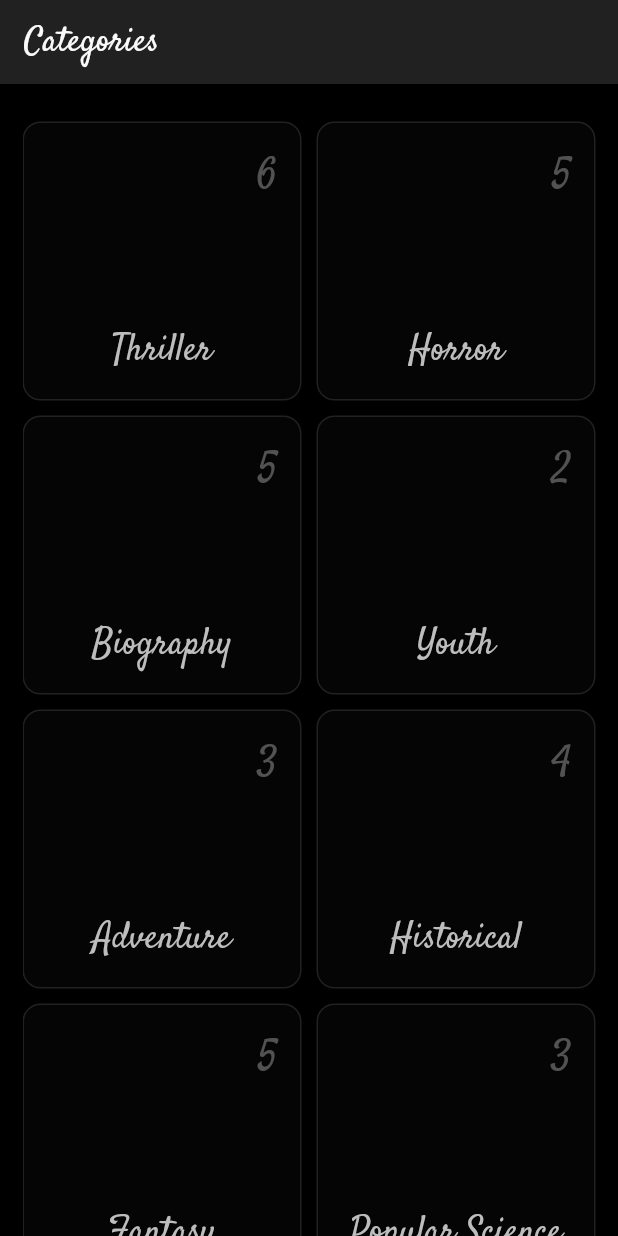
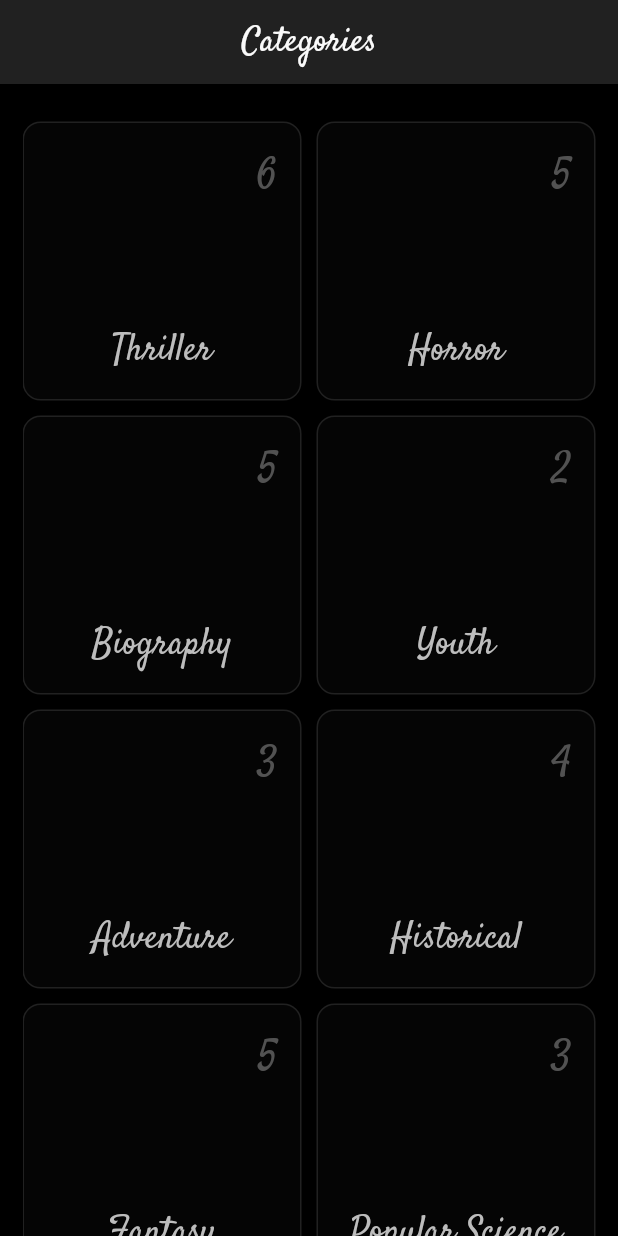
Before and after one commit to ravendi/simple-library, a Flutter app: the screen it shows after launch, on a phone screen of 412 x 824 dp. Run offline on Flutter 3.47's test engine with Material 2 defaults, Android fonts, the phone set to English and light mode, and no system bars; our stand-ins replace bloc, equatable, flutter_bloc, shared_preferences.

Commit message:
Android-related book list adjustments

```diff
--- a/simple_library/lib/screens/books/add_new_book.dart
+++ b/simple_library/lib/screens/books/add_new_book.dart
@@ -42,7 +42,7 @@ class AddNewBook extends StatelessWidget {
                     })
               ],
             ),
-            SizedBox(height: 30),
+            SizedBox(height: 70),
             TextFormField(
               controller: _textEditingController,
               autofocus: true,
@@ -50,7 +50,7 @@ class AddNewBook extends StatelessWidget {
                   hintText: 'Name of the book...', hintStyle: _textStyle),
               style: _textStyle,
             ),
-            SizedBox(height: 50)
+            SizedBox(height: 20)
           ],
         ),
       ),
--- a/simple_library/lib/screens/books/book_list.dart
+++ b/simple_library/lib/screens/books/book_list.dart
@@ -26,6 +26,7 @@ class _BookListState extends State<BookList> {
   Widget build(BuildContext context) {
     return Scaffold(
       appBar: AppBar(
+        centerTitle: true,
         backgroundColor: AppColors.separator,
         title: SimpleLibraryText(
           text: widget.category.name,
@@ -86,6 +87,8 @@ class _BookListState extends State<BookList> {
 
   void _showAddNewBookBottomSheet(BuildContext ctx) {
     showModalBottomSheet(
+      backgroundColor: Colors.black,
+        isScrollControlled: true,
         context: context,
         builder: (context) {
           return SingleChildScrollView(
--- a/simple_library/lib/screens/home/home.dart
+++ b/simple_library/lib/screens/home/home.dart
@@ -24,6 +24,7 @@ class _HomeState extends State<Home> {
   Widget build(BuildContext context) {
     return Scaffold(
       appBar: AppBar(
+        centerTitle: true,
         backgroundColor: AppColors.separator,
         title: SimpleLibraryText(
           text: 'Categories',
```
